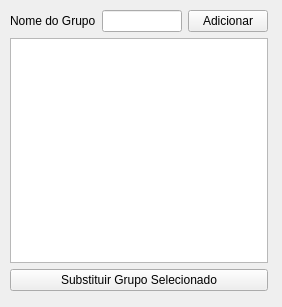
Old version of the form novogrupo.ui in the repository brunosr1985/TCC_NayBru.
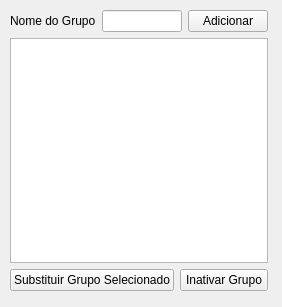
New version of the form.

Commit message:
Opção de inativar alguns registros
Opção sugerida pela banca foi acrescentada no código e o diagrama de classes atualizado

```diff
--- a/novogrupo.ui
+++ b/novogrupo.ui
@@ -65,6 +65,13 @@
         </property>
        </widget>
       </item>
+      <item>
+       <widget class="QPushButton" name="botaoInativo">
+        <property name="text">
+         <string>Inativar Grupo</string>
+        </property>
+       </widget>
+      </item>
      </layout>
     </item>
     <item row="1" column="0">
```
The commit also changes 56 other files.
